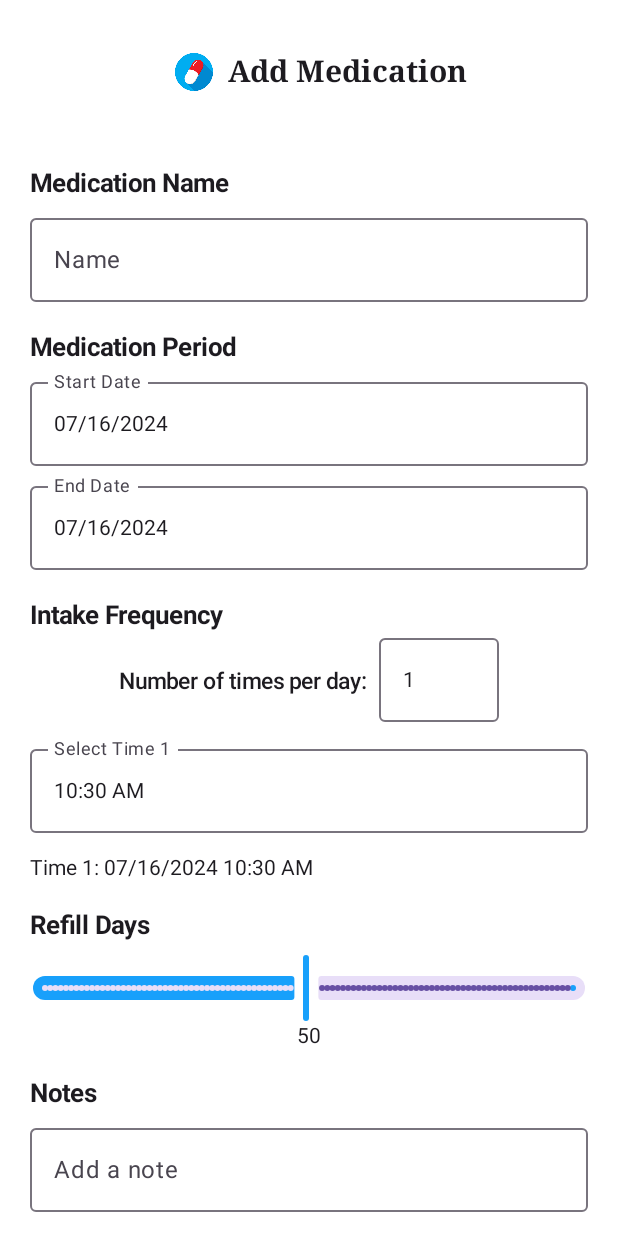
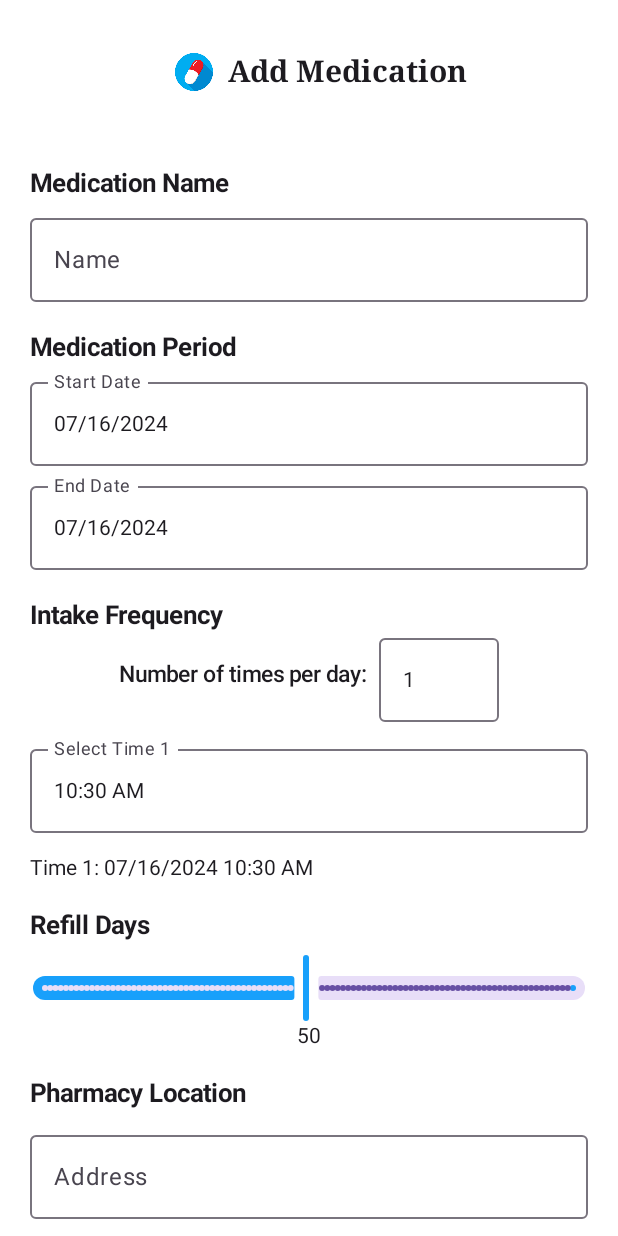
Before and after one commit to andrewliu6868/DoseDiary-Medication-and-Refill-Reminder-App, an Android app built with Jetpack Compose: the @Preview function AddMedPreview, on a phone screen of 412 x 824 dp. Run offline under Robolectric (Android 15) with nearby library versions, the phone set to English and light mode, and no system bars.

Commit message:
Add Address Section in "Add Medication" UI

```diff
--- a/app/src/main/java/com/example/dosediary/view/AddMedication.kt
+++ b/app/src/main/java/com/example/dosediary/view/AddMedication.kt
@@ -102,6 +102,7 @@ fun AddMedicationPage(navController: NavHostController){
             item { MedDurationSection() }
             item { MedFrequencySection() }
             item { RefillDaysSection() }
+            item { AddressSection() }
             item { NoteSection() }
             item { SaveDeleteRow(navController) }
         }
@@ -146,7 +147,7 @@ fun MedFrequencySection(){
         horizontalArrangement = Arrangement.Center
     ) {
         Column {
-            Spacer(modifier = Modifier.height(20.dp))
+            Spacer(modifier = Modifier.height(15.dp))
             Text(text = "Number of times per day:", style = LocalTextStyle.current.copy(fontWeight = FontWeight.Medium, fontSize = 15.sp))
         }
         Spacer(modifier = Modifier.width(8.dp))
@@ -224,6 +225,50 @@ fun NoteSection() {
     )
 }
 
+@Composable
+fun AddressSection() {
+    var address by remember { mutableStateOf("") }
+    var postalCode by remember { mutableStateOf("") }
+    var postalCodeError by remember { mutableStateOf<String?>(null) }
+
+    val postalCodeRegex = Regex("^[A-Za-z]\\d[A-Za-z][ -]?\\d[A-Za-z]\\d$")
+
+    Text(text = "Pharmacy Location", style = LocalTextStyle.current.copy(fontWeight = FontWeight.Bold, fontSize = 17.sp))
+    Spacer(modifier = Modifier.height(10.dp))
+
+    // Address
+    OutlinedTextField(
+        value = address,
+        onValueChange = { address = it },
+        label = { Text("Address") },
+        modifier = Modifier.fillMaxWidth()
+    )
+
+    Spacer(modifier = Modifier.height(10.dp))
+
+    // Postal code
+    OutlinedTextField(
+        value = postalCode,
+        onValueChange = { value ->
+            postalCode = value
+            postalCodeError = if (postalCodeRegex.matches(value)) null else "Invalid postal code format"
+        },
+        label = { Text("Postal Code") },
+        keyboardOptions = KeyboardOptions(keyboardType = KeyboardType.Text),
+        modifier = Modifier.fillMaxWidth(),
+        isError = postalCodeError != null
+    )
+
+    if (postalCodeError != null) {
+        Text(
+            text = postalCodeError!!,
+            color = MaterialTheme.colorScheme.error,
+            style = MaterialTheme.typography.bodySmall,
+            modifier = Modifier.padding(start = 16.dp)
+        )
+    }
+}
+
 
 
 @Composable
```
